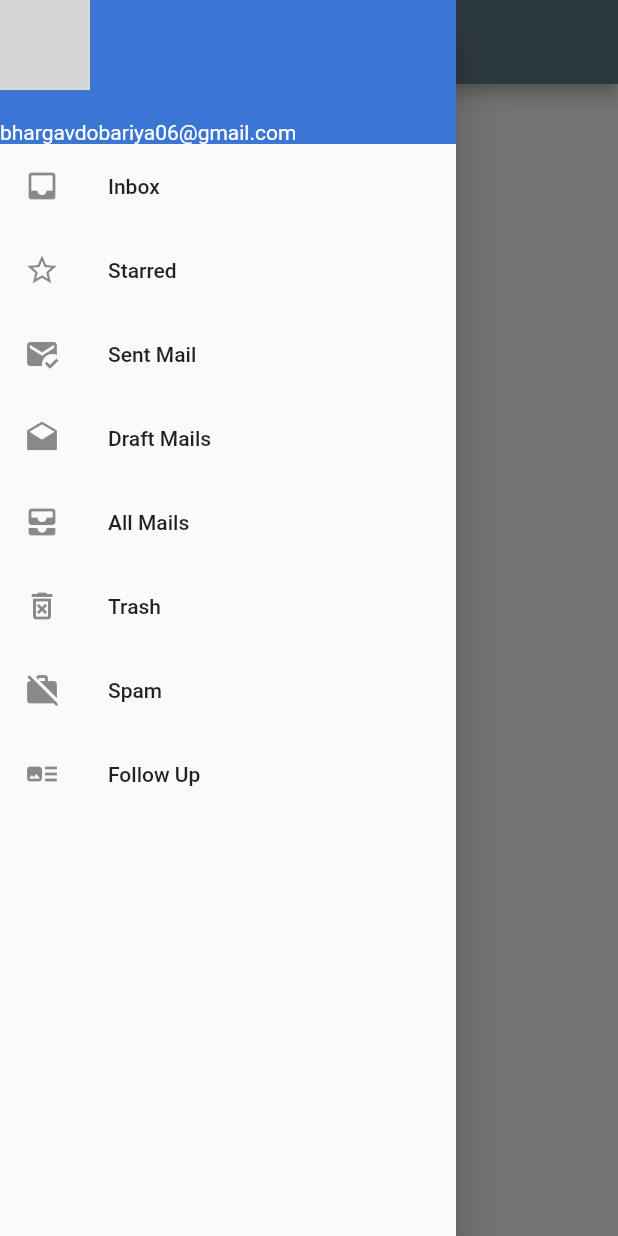
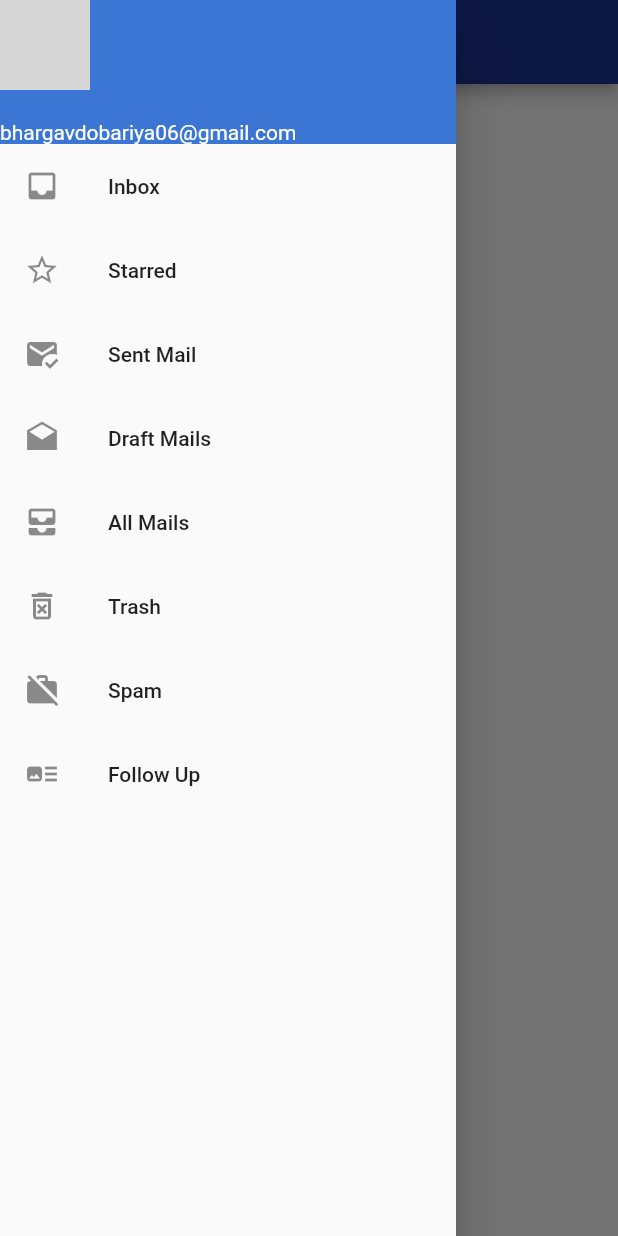
Before and after one commit to bhargav-dobariya/Flutter-Training2, a Flutter app: the screen it shows after launch, with the side drawer open, on a phone screen of 412 x 824 dp. Run offline on Flutter 3.47's test engine with Material 2 defaults, Android fonts, the phone set to English and light mode, and no system bars; network calls fail; grey boxes are pictures that could not be loaded.

Commit message:
made some changes in homepage

```diff
--- a/lib/screens/home_screen.dart
+++ b/lib/screens/home_screen.dart
@@ -1,4 +1,5 @@
 import 'package:alert_dialog/main.dart';
+import 'package:alert_dialog/resources/color_assets.dart';
 import 'package:alert_dialog/resources/widgets/navigation_drawer.dart';
 import 'package:flutter/material.dart';
 
@@ -16,6 +17,8 @@ class _HomeScreenState extends State<HomeScreen> {
       drawer: NavigationDrawerWidget(),
       appBar: AppBar(
         title: Text('HomePage'),
+        centerTitle: true,
+        backgroundColor: ColorAsset.blueColor,
       ),
     );
   }
```
